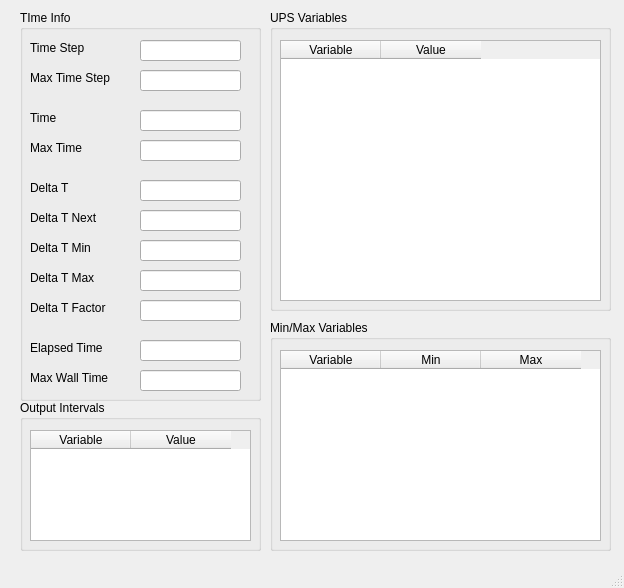
Above: arl_dev/src/VisIt/libsim/uintah.ui from Uintah/Uintah before the change. Below: the same form after it.
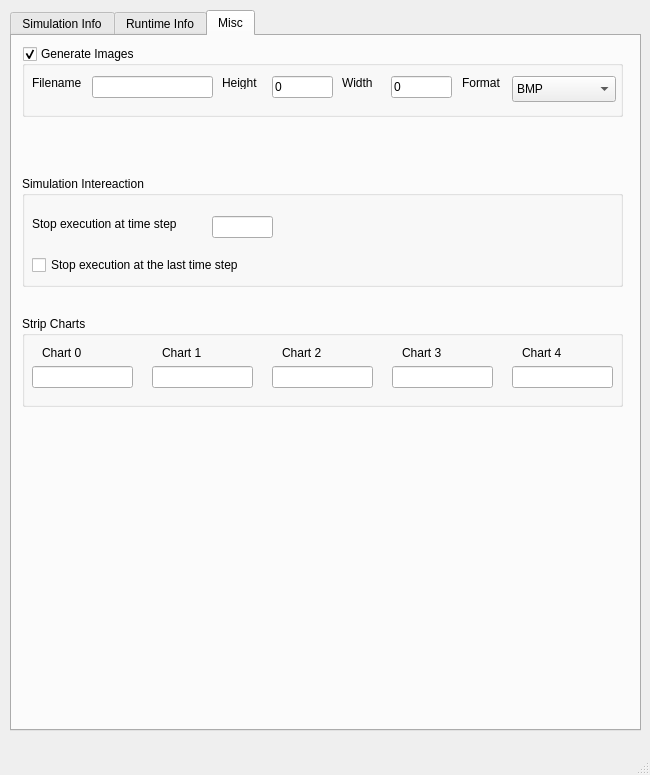
That is the form after the change. The open tabs and pages were chosen to show the change.

Commit message:
* Merge of trunk with /branches/arl_dev     (svn  merge -r54692:54825  https://gforge.sci.utah.edu/svn/uintah/trunk/src   https://gforge.sci.utah.edu/svn/uintah/branches/arl_dev/src)
* Generate new configure script

* NOTE: MPM should now be fully synced with trunk, where the relevant MPM work is now being done.

```diff
--- a/arl_dev/src/VisIt/libsim/uintah.ui
+++ b/arl_dev/src/VisIt/libsim/uintah.ui
@@ -6,19 +6,35 @@
    <rect>
     <x>0</x>
     <y>0</y>
-    <width>624</width>
-    <height>588</height>
+    <width>650</width>
+    <height>775</height>
    </rect>
   </property>
   <property name="windowTitle">
    <string>MainWindow</string>
   </property>
   <widget class="QWidget" name="centralwidget">
+   <widget class="QTabWidget" name="tabWidget">
+    <property name="geometry">
+     <rect>
+      <x>10</x>
+      <y>10</y>
+      <width>631</width>
+      <height>721</height>
+     </rect>
+    </property>
+    <property name="currentIndex">
+     <number>0</number>
+    </property>
+    <widget class="QWidget" name="tab">
+     <attribute name="title">
+      <string>Simulation Info</string>
+     </attribute>
    <widget class="QGroupBox" name="TimeInfoGroupBox">
     <property name="geometry">
      <rect>
-      <x>20</x>
-      <y>10</y>
+        <x>10</x>
+        <y>0</y>
       <width>241</width>
       <height>391</height>
      </rect>
@@ -283,8 +299,8 @@
    <widget class="QGroupBox" name="OutputIntervalGroupBox">
     <property name="geometry">
      <rect>
-      <x>20</x>
-      <y>400</y>
+        <x>10</x>
+        <y>390</y>
       <width>241</width>
       <height>151</height>
      </rect>
@@ -313,13 +329,13 @@
      </column>
     </widget>
    </widget>
-   <widget class="QGroupBox" name="UPSVariableGroupBox">
+     <widget class="QGroupBox" name="GridInfoGroupBox">
     <property name="geometry">
      <rect>
-      <x>270</x>
-      <y>10</y>
-      <width>341</width>
-      <height>301</height>
+        <x>10</x>
+        <y>540</y>
+        <width>601</width>
+        <height>151</height>
      </rect>
     </property>
     <property name="title">
@@ -330,8 +346,8 @@
       <rect>
        <x>10</x>
        <y>30</y>
-       <width>321</width>
-       <height>261</height>
+         <width>581</width>
+         <height>111</height>
       </rect>
      </property>
      <column>
@@ -349,9 +365,9 @@
    <widget class="QGroupBox" name="MinMaxVariableGroupBox">
     <property name="geometry">
      <rect>
-      <x>270</x>
-      <y>320</y>
-      <width>341</width>
+        <x>260</x>
+        <y>310</y>
+        <width>351</width>
       <height>231</height>
      </rect>
     </property>
@@ -363,7 +379,7 @@
       <rect>
        <x>10</x>
        <y>30</y>
-       <width>321</width>
+         <width>331</width>
        <height>191</height>
       </rect>
      </property>
@@ -384,6 +400,483 @@
      </column>
     </widget>
    </widget>
+     <widget class="QGroupBox" name="UPSVariableGroupBox">
+      <property name="geometry">
+       <rect>
+        <x>260</x>
+        <y>0</y>
+        <width>351</width>
+        <height>311</height>
+       </rect>
+      </property>
+      <property name="title">
+       <string>UPS Variables</string>
+      </property>
+      <widget class="QTableWidget" name="UPSVariableTable">
+       <property name="geometry">
+        <rect>
+         <x>10</x>
+         <y>30</y>
+         <width>331</width>
+         <height>271</height>
+        </rect>
+       </property>
+       <column>
+        <property name="text">
+         <string>Variable</string>
+        </property>
+       </column>
+       <column>
+        <property name="text">
+         <string>Value</string>
+        </property>
+       </column>
+      </widget>
+     </widget>
+    </widget>
+    <widget class="QWidget" name="tab_2">
+     <attribute name="title">
+      <string>Runtime Info</string>
+     </attribute>
+     <widget class="QGroupBox" name="RuntimeStatsGroupBox">
+      <property name="geometry">
+       <rect>
+        <x>10</x>
+        <y>0</y>
+        <width>601</width>
+        <height>371</height>
+       </rect>
+      </property>
+      <property name="title">
+       <string>Runtime Performance Stats</string>
+      </property>
+      <widget class="QTableWidget" name="RuntimeStatsTable">
+       <property name="geometry">
+        <rect>
+         <x>10</x>
+         <y>30</y>
+         <width>581</width>
+         <height>331</height>
+        </rect>
+       </property>
+       <column>
+        <property name="text">
+         <string>Variable</string>
+        </property>
+       </column>
+       <column>
+        <property name="text">
+         <string>Units</string>
+        </property>
+       </column>
+       <column>
+        <property name="text">
+         <string>Average</string>
+        </property>
+       </column>
+       <column>
+        <property name="text">
+         <string>Maxium</string>
+        </property>
+       </column>
+       <column>
+        <property name="text">
+         <string>Rank</string>
+        </property>
+       </column>
+       <column>
+        <property name="text">
+         <string>%</string>
+        </property>
+       </column>
+      </widget>
+     </widget>
+     <widget class="QGroupBox" name="MPIStatsGroupBox">
+      <property name="geometry">
+       <rect>
+        <x>10</x>
+        <y>380</y>
+        <width>601</width>
+        <height>301</height>
+       </rect>
+      </property>
+      <property name="title">
+       <string>MPI Performance Stats</string>
+      </property>
+      <widget class="QTableWidget" name="MPIStatsTable">
+       <property name="geometry">
+        <rect>
+         <x>10</x>
+         <y>30</y>
+         <width>581</width>
+         <height>261</height>
+        </rect>
+       </property>
+       <column>
+        <property name="text">
+         <string>Variable</string>
+        </property>
+       </column>
+       <column>
+        <property name="text">
+         <string>Units</string>
+        </property>
+       </column>
+       <column>
+        <property name="text">
+         <string>Average</string>
+        </property>
+       </column>
+       <column>
+        <property name="text">
+         <string>Maxium</string>
+        </property>
+       </column>
+       <column>
+        <property name="text">
+         <string>Rank</string>
+        </property>
+       </column>
+       <column>
+        <property name="text">
+         <string>%</string>
+        </property>
+       </column>
+      </widget>
+     </widget>
+    </widget>
+    <widget class="QWidget" name="tab_3">
+     <attribute name="title">
+      <string>Misc</string>
+     </attribute>
+     <widget class="QGroupBox" name="ImageGroupBox">
+      <property name="geometry">
+       <rect>
+        <x>10</x>
+        <y>10</y>
+        <width>601</width>
+        <height>71</height>
+       </rect>
+      </property>
+      <property name="title">
+       <string>Generate Images</string>
+      </property>
+      <property name="checkable">
+       <bool>true</bool>
+      </property>
+      <widget class="QLabel" name="ImageFilenameLabel">
+       <property name="geometry">
+        <rect>
+         <x>10</x>
+         <y>30</y>
+         <width>56</width>
+         <height>13</height>
+        </rect>
+       </property>
+       <property name="text">
+        <string>Filename</string>
+       </property>
+      </widget>
+      <widget class="QLabel" name="ImageHeightLabel">
+       <property name="geometry">
+        <rect>
+         <x>200</x>
+         <y>30</y>
+         <width>56</width>
+         <height>13</height>
+        </rect>
+       </property>
+       <property name="text">
+        <string>Height</string>
+       </property>
+      </widget>
+      <widget class="QLabel" name="ImageWidthLabel">
+       <property name="geometry">
+        <rect>
+         <x>320</x>
+         <y>30</y>
+         <width>56</width>
+         <height>13</height>
+        </rect>
+       </property>
+       <property name="text">
+        <string>Width</string>
+       </property>
+      </widget>
+      <widget class="QLabel" name="ImageFormatLabel">
+       <property name="geometry">
+        <rect>
+         <x>440</x>
+         <y>30</y>
+         <width>56</width>
+         <height>13</height>
+        </rect>
+       </property>
+       <property name="text">
+        <string>Format</string>
+       </property>
+      </widget>
+      <widget class="QComboBox" name="ImageFormat">
+       <property name="geometry">
+        <rect>
+         <x>490</x>
+         <y>30</y>
+         <width>104</width>
+         <height>26</height>
+        </rect>
+       </property>
+       <item>
+        <property name="text">
+         <string>BMP</string>
+        </property>
+       </item>
+       <item>
+        <property name="text">
+         <string>JPEG</string>
+        </property>
+       </item>
+       <item>
+        <property name="text">
+         <string notr="true">PNG</string>
+        </property>
+       </item>
+       <item>
+        <property name="text">
+         <string>POVRAY</string>
+        </property>
+       </item>
+       <item>
+        <property name="text">
+         <string>PPM</string>
+        </property>
+       </item>
+       <item>
+        <property name="text">
+         <string>RGB</string>
+        </property>
+       </item>
+       <item>
+        <property name="text">
+         <string>TIFF</string>
+        </property>
+       </item>
+      </widget>
+      <widget class="QLineEdit" name="ImageWidth">
+       <property name="geometry">
+        <rect>
+         <x>369</x>
+         <y>30</y>
+         <width>61</width>
+         <height>22</height>
+        </rect>
+       </property>
+       <property name="text">
+        <string>0</string>
+       </property>
+      </widget>
+      <widget class="QLineEdit" name="ImageHeight">
+       <property name="geometry">
+        <rect>
+         <x>250</x>
+         <y>30</y>
+         <width>61</width>
+         <height>22</height>
+        </rect>
+       </property>
+       <property name="text">
+        <string>0</string>
+       </property>
+      </widget>
+      <widget class="QLineEdit" name="ImageFilename">
+       <property name="geometry">
+        <rect>
+         <x>70</x>
+         <y>30</y>
+         <width>121</width>
+         <height>22</height>
+        </rect>
+       </property>
+      </widget>
+     </widget>
+     <widget class="QGroupBox" name="InteractionGroupBox">
+      <property name="geometry">
+       <rect>
+        <x>10</x>
+        <y>140</y>
+        <width>601</width>
+        <height>111</height>
+       </rect>
+      </property>
+      <property name="title">
+       <string>Simulation Intereaction</string>
+      </property>
+      <widget class="QCheckBox" name="StopAtLastTimeStep">
+       <property name="geometry">
+        <rect>
+         <x>10</x>
+         <y>80</y>
+         <width>251</width>
+         <height>18</height>
+        </rect>
+       </property>
+       <property name="text">
+        <string>Stop execution at the last time step</string>
+       </property>
+      </widget>
+      <widget class="QLineEdit" name="StopAtTimeStep">
+       <property name="geometry">
+        <rect>
+         <x>190</x>
+         <y>40</y>
+         <width>61</width>
+         <height>22</height>
+        </rect>
+       </property>
+      </widget>
+      <widget class="QLabel" name="StopATimeStepLabel">
+       <property name="geometry">
+        <rect>
+         <x>10</x>
+         <y>40</y>
+         <width>171</width>
+         <height>16</height>
+        </rect>
+       </property>
+       <property name="text">
+        <string>Stop execution at time step</string>
+       </property>
+      </widget>
+     </widget>
+     <widget class="QGroupBox" name="StripChartGroupBox">
+      <property name="geometry">
+       <rect>
+        <x>10</x>
+        <y>280</y>
+        <width>601</width>
+        <height>91</height>
+       </rect>
+      </property>
+      <property name="title">
+       <string>Strip Charts</string>
+      </property>
+      <widget class="QLabel" name="StripChartLabel1">
+       <property name="geometry">
+        <rect>
+         <x>140</x>
+         <y>30</y>
+         <width>56</width>
+         <height>13</height>
+        </rect>
+       </property>
+       <property name="text">
+        <string>Chart 1</string>
+       </property>
+      </widget>
+      <widget class="QLineEdit" name="StripChartVar1">
+       <property name="geometry">
+        <rect>
+         <x>130</x>
+         <y>50</y>
+         <width>101</width>
+         <height>22</height>
+        </rect>
+       </property>
+      </widget>
+      <widget class="QLabel" name="StripChartLabel2">
+       <property name="geometry">
+        <rect>
+         <x>260</x>
+         <y>30</y>
+         <width>56</width>
+         <height>13</height>
+        </rect>
+       </property>
+       <property name="text">
+        <string>Chart 2</string>
+       </property>
+      </widget>
+      <widget class="QLabel" name="StripChartLabel3">
+       <property name="geometry">
+        <rect>
+         <x>380</x>
+         <y>30</y>
+         <width>56</width>
+         <height>13</height>
+        </rect>
+       </property>
+       <property name="text">
+        <string>Chart 3</string>
+       </property>
+      </widget>
+      <widget class="QLabel" name="StripChartLabel0">
+       <property name="geometry">
+        <rect>
+         <x>20</x>
+         <y>30</y>
+         <width>56</width>
+         <height>13</height>
+        </rect>
+       </property>
+       <property name="text">
+        <string>Chart 0</string>
+       </property>
+      </widget>
+      <widget class="QLabel" name="StripChartLabel4">
+       <property name="geometry">
+        <rect>
+         <x>500</x>
+         <y>30</y>
+         <width>56</width>
+         <height>13</height>
+        </rect>
+       </property>
+       <property name="text">
+        <string>Chart 4</string>
+       </property>
+      </widget>
+      <widget class="QLineEdit" name="StripChartVar2">
+       <property name="geometry">
+        <rect>
+         <x>250</x>
+         <y>50</y>
+         <width>101</width>
+         <height>22</height>
+        </rect>
+       </property>
+      </widget>
+      <widget class="QLineEdit" name="StripChartVar3">
+       <property name="geometry">
+        <rect>
+         <x>370</x>
+         <y>50</y>
+         <width>101</width>
+         <height>22</height>
+        </rect>
+       </property>
+      </widget>
+      <widget class="QLineEdit" name="StripChartVar4">
+       <property name="geometry">
+        <rect>
+         <x>490</x>
+         <y>50</y>
+         <width>101</width>
+         <height>22</height>
+        </rect>
+       </property>
+      </widget>
+      <widget class="QLineEdit" name="StripChartVar0">
+       <property name="geometry">
+        <rect>
+         <x>10</x>
+         <y>50</y>
+         <width>101</width>
+         <height>22</height>
+        </rect>
+       </property>
+      </widget>
+     </widget>
+    </widget>
+   </widget>
   </widget>
   <widget class="QMenuBar" name="menubar">
    <property name="geometry">
```
Left out of the diff: 32 changed lines with no effect on the pictures. Lines whose indentation alone changed are shown as unchanged. The commit also changes 134 other files.
